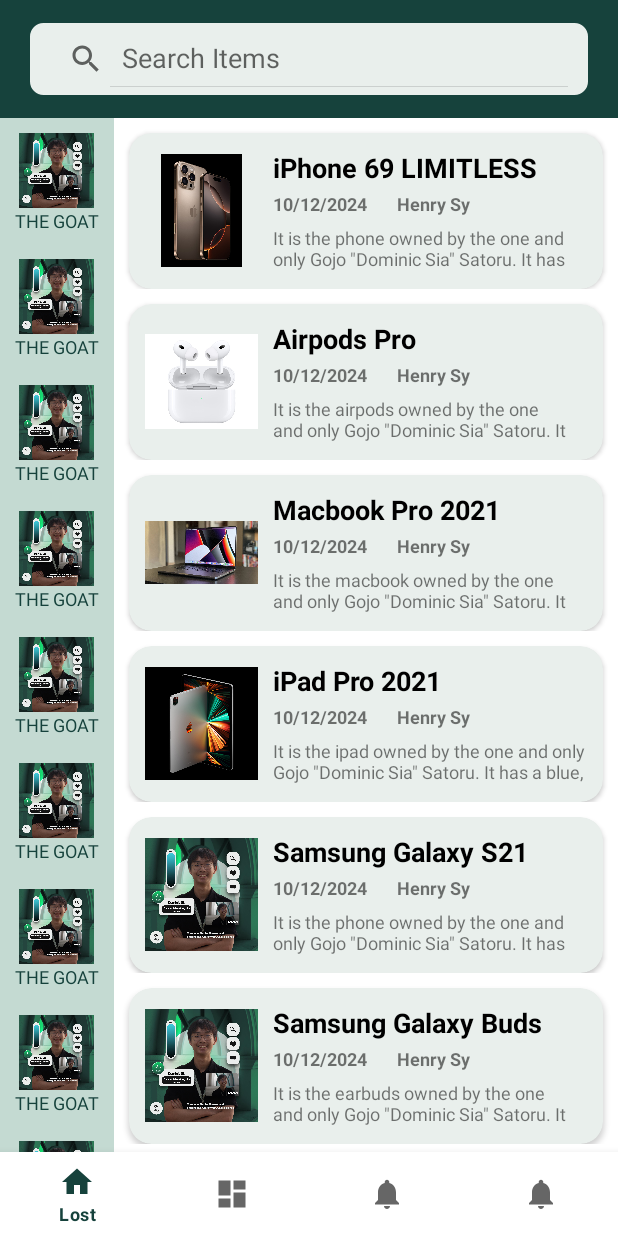
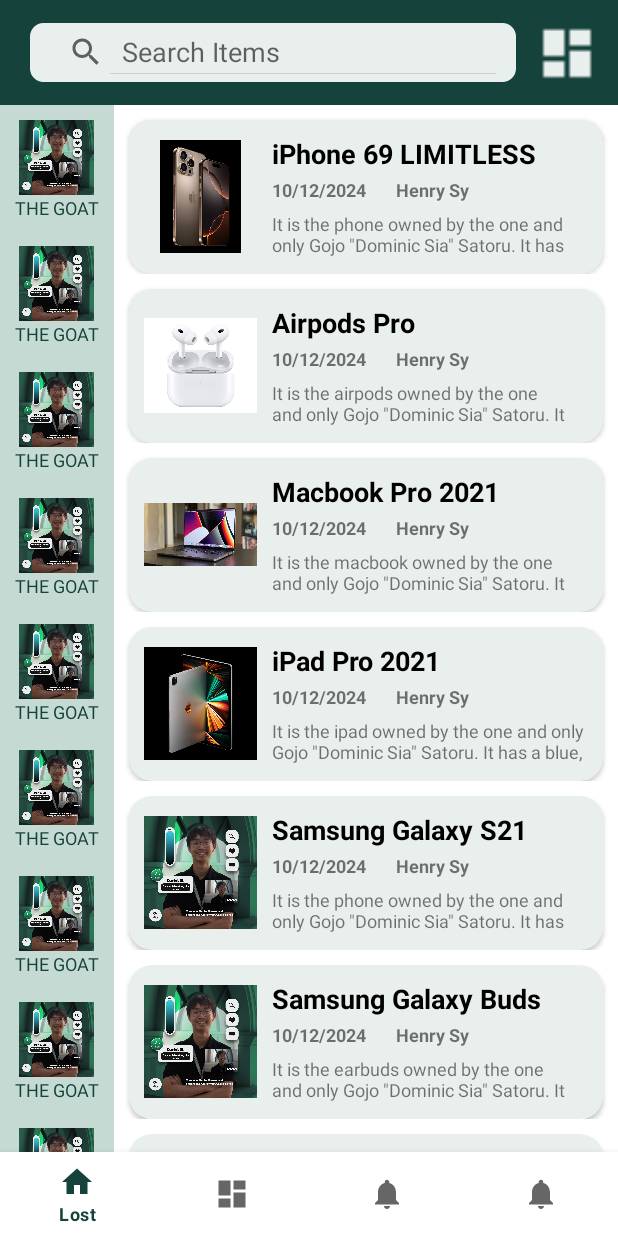
Before and after one commit to TeanConcio/DLSU-Lost-and-Found, an Android app: the screen it shows after launch (MainActivity), on a phone screen of 412 x 824 dp. Run offline under Robolectric (Android 15) with nearby library versions, the phone set to English and light mode, and no system bars; our stand-ins replace navigation-ui.

Commit message:
Added filter button and created better clicking animations

```diff
--- /dev/null
+++ b/app/src/main/res/drawable/ripple_default_white.xml
@@ -0,0 +1,11 @@
+<?xml version="1.0" encoding="utf-8"?>
+<ripple xmlns:android="http://schemas.android.com/apk/res/android"
+    android:color="#33000000">
+    <item>
+        <shape android:shape="rectangle">
+            <corners android:radius="15dp" />
+            <solid android:color="@color/default_white" />
+            <stroke android:width="2dp" android:color="@color/transparent" />
+        </shape>
+    </item>
+</ripple>
--- /dev/null
+++ b/app/src/main/res/drawable/ripple_green_200.xml
@@ -0,0 +1,11 @@
+<?xml version="1.0" encoding="utf-8"?>
+<ripple xmlns:android="http://schemas.android.com/apk/res/android"
+    android:color="#33000000">
+    <item>
+        <shape android:shape="rectangle">
+            <corners android:radius="15dp" />
+            <solid android:color="@color/green_200" />
+            <stroke android:width="2dp" android:color="@color/transparent" />
+        </shape>
+    </item>
+</ripple>
--- /dev/null
+++ b/app/src/main/res/drawable/ripple_green_700.xml
@@ -0,0 +1,11 @@
+<?xml version="1.0" encoding="utf-8"?>
+<ripple xmlns:android="http://schemas.android.com/apk/res/android"
+    android:color="#33000000">
+    <item>
+        <shape android:shape="rectangle">
+            <corners android:radius="15dp" />
+            <solid android:color="@color/green_700" />
+            <stroke android:width="2dp" android:color="@color/transparent" />
+        </shape>
+    </item>
+</ripple>
--- a/app/src/main/res/drawable/selector.xml
+++ /dev/null
@@ -1,6 +0,0 @@
-<?xml version="1.0" encoding="utf-8"?>
-<selector xmlns:android="http://schemas.android.com/apk/res/android" android:color="?attr/colorControlHighlight">
-
-    <item android:drawable="@color/green_500" android:state_pressed="true" />
-    <item android:drawable="@android:color/transparent" />
-</selector>
--- a/app/src/main/res/layout/fragment_lost.xml
+++ b/app/src/main/res/layout/fragment_lost.xml
@@ -10,7 +10,7 @@
     <LinearLayout
         android:id="@+id/lostSearchBar"
         android:layout_width="0dp"
-        android:layout_height="wrap_content"
+        android:layout_height="70dp"
         android:background="@color/green_700"
         android:gravity="center"
         android:orientation="horizontal"
@@ -23,16 +23,32 @@
             android:layout_height="match_parent"
             android:layout_marginStart="20dp"
             android:layout_marginTop="15dp"
-            android:layout_marginEnd="20dp"
+            android:layout_marginEnd="15dp"
             android:layout_marginBottom="15dp"
             android:layout_weight="1"
             android:background="@drawable/description_box_background"
             android:backgroundTint="@color/default_white"
+            android:iconifiedByDefault="false"
             android:padding="5dp"
             android:queryHint="Search Items"
             android:textColor="@color/green_700"
-            android:textSize="20sp"
-            android:iconifiedByDefault="false"/>
+            android:textSize="20sp">
+
+        </SearchView>
+
+        <ImageButton
+            android:id="@+id/filterButton"
+            android:layout_width="37.5dp"
+            android:layout_height="match_parent"
+            android:layout_marginTop="15dp"
+            android:layout_marginEnd="15dp"
+            android:layout_marginBottom="15dp"
+            android:backgroundTint="@color/green_700"
+            android:scaleX="1.75"
+            android:scaleY="1.75"
+            android:src="@drawable/ic_dashboard_black_24dp"
+            app:tint="@color/default_white" />
+
     </LinearLayout>
 
     <ScrollView
@@ -50,10 +66,36 @@
             android:orientation="vertical">
 
             <LinearLayout
+                android:id="@+id/lostFilter0"
+                android:layout_width="match_parent"
+                android:layout_height="match_parent"
+                android:background="@android:drawable/btn_default"
+                android:backgroundTint="@color/green_200"
+                android:clickable="true"
+                android:gravity="center"
+                android:orientation="vertical"
+                android:padding="10dp">
+
+                <ImageView
+                    android:id="@+id/imageView0"
+                    android:layout_width="50dp"
+                    android:layout_height="50dp"
+                    android:src="@drawable/the_goat" />
+
+                <TextView
+                    android:id="@+id/textView0"
+                    android:layout_width="wrap_content"
+                    android:layout_height="14dp"
+                    android:text="THE GOAT"
+                    android:textColor="@color/green_700"
+                    android:textSize="12sp" />
+            </LinearLayout>
+
+            <LinearLayout
                 android:id="@+id/lostFilter1"
                 android:layout_width="match_parent"
                 android:layout_height="match_parent"
-                android:background="@drawable/selector"
+                android:background="@drawable/ripple_green_200"
                 android:clickable="true"
                 android:gravity="center"
                 android:orientation="vertical"
@@ -77,7 +119,7 @@
             <LinearLayout
                 android:layout_width="match_parent"
                 android:layout_height="match_parent"
-                android:background="@drawable/selector"
+                android:background="@drawable/ripple_green_200"
                 android:clickable="true"
                 android:gravity="center"
                 android:orientation="vertical"
@@ -101,7 +143,7 @@
             <LinearLayout
                 android:layout_width="match_parent"
                 android:layout_height="match_parent"
-                android:background="@drawable/selector"
+                android:background="@drawable/ripple_green_200"
                 android:clickable="true"
                 android:gravity="center"
                 android:orientation="vertical"
@@ -125,7 +167,7 @@
             <LinearLayout
                 android:layout_width="match_parent"
                 android:layout_height="match_parent"
-                android:background="@drawable/selector"
+                android:background="@drawable/ripple_green_200"
                 android:clickable="true"
                 android:gravity="center"
                 android:orientation="vertical"
@@ -149,7 +191,7 @@
             <LinearLayout
                 android:layout_width="match_parent"
                 android:layout_height="match_parent"
-                android:background="@drawable/selector"
+                android:background="@drawable/ripple_green_200"
                 android:clickable="true"
                 android:gravity="center"
                 android:orientation="vertical"
@@ -173,7 +215,7 @@
             <LinearLayout
                 android:layout_width="match_parent"
                 android:layout_height="match_parent"
-                android:background="@drawable/selector"
+                android:background="@drawable/ripple_green_200"
                 android:clickable="true"
                 android:gravity="center"
                 android:orientation="vertical"
@@ -197,7 +239,7 @@
             <LinearLayout
                 android:layout_width="match_parent"
                 android:layout_height="match_parent"
-                android:background="@drawable/selector"
+                android:background="@drawable/ripple_green_200"
                 android:clickable="true"
                 android:gravity="center"
                 android:orientation="vertical"
@@ -221,7 +263,7 @@
             <LinearLayout
                 android:layout_width="match_parent"
                 android:layout_height="match_parent"
-                android:background="@drawable/selector"
+                android:background="@drawable/ripple_green_200"
                 android:clickable="true"
                 android:gravity="center"
                 android:orientation="vertical"
@@ -245,7 +287,7 @@
             <LinearLayout
                 android:layout_width="match_parent"
                 android:layout_height="match_parent"
-                android:background="@drawable/selector"
+                android:background="@drawable/ripple_green_200"
                 android:clickable="true"
                 android:gravity="center"
                 android:orientation="vertical"
--- a/app/src/main/res/layout/lost_item_list_item.xml
+++ b/app/src/main/res/layout/lost_item_list_item.xml
@@ -13,15 +13,15 @@
         android:layout_marginTop="10dp"
         android:layout_marginEnd="10dp"
         app:cardBackgroundColor="@color/default_white"
-        app:cardCornerRadius="15dp"
-        app:contentPadding="5dp">
+        app:cardCornerRadius="15dp">
 
         <LinearLayout
             android:layout_width="match_parent"
             android:layout_height="match_parent"
-            android:layout_margin="5dp"
+            android:background="@drawable/ripple_default_white"
             android:gravity="center|center_horizontal|center_vertical"
-            android:orientation="horizontal">
+            android:orientation="horizontal"
+            android:padding="10dp">
 
             <ImageView
                 android:id="@+id/lostItemImage"
--- a/app/src/main/res/values/colors.xml
+++ b/app/src/main/res/values/colors.xml
@@ -13,6 +13,7 @@
     <color name="green_200">#C4DAD2</color>
     <color name="default_white">#E9EFEC</color>
     <color name="dlsu_green">#26532B</color>
+    <color name="transparent">#00000000</color>
 
 
 </resources>
```
